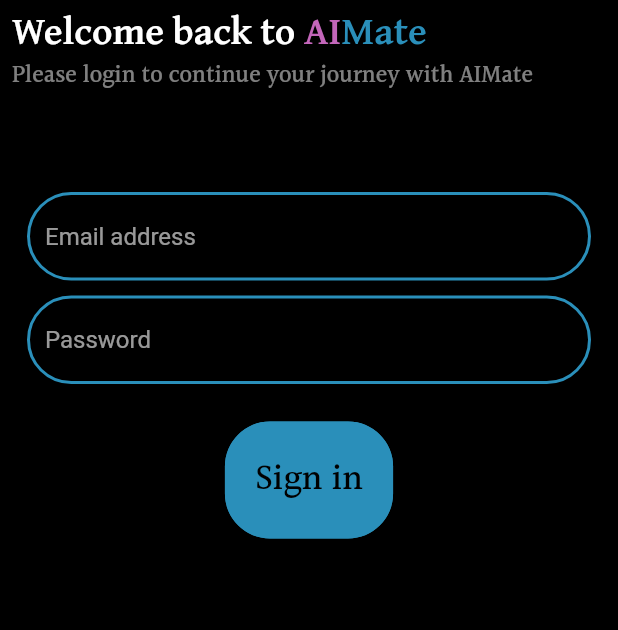
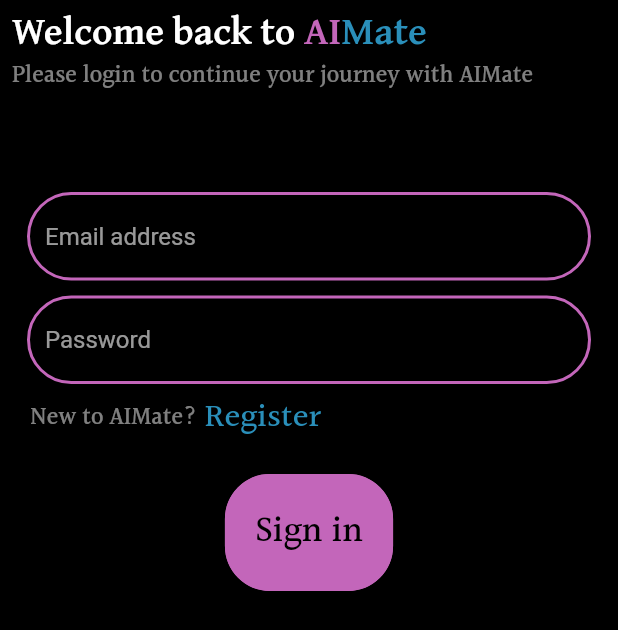
Before and after one commit to AhmedShafique313/AIMate, a Flutter app: the SigninPage screen opened directly, on a phone screen of 412 x 824 dp. Shown: the top 630 px of the screen. Run offline on Flutter 3.47's test engine with Material 2 defaults, Android fonts, the phone set to English and light mode, and no system bars.

Commit message:
Sign in screen is about to complete

```diff
--- a/lib/pages/sign_in.dart
+++ b/lib/pages/sign_in.dart
@@ -1,4 +1,5 @@
 import 'package:aimate/pages/dashboard.dart';
+import 'package:aimate/pages/sign_up.dart';
 import 'package:flutter/material.dart';
 
 class SigninPage extends StatefulWidget {
@@ -74,11 +75,11 @@
                     focusedBorder: OutlineInputBorder(
                         borderRadius: BorderRadius.circular(30),
                         borderSide: const BorderSide(
-                            width: 2, color: Color(0xff2A8FBA))),
+                            width: 2, color: Color(0xffC366BA))),
                     enabledBorder: OutlineInputBorder(
                         borderRadius: BorderRadius.circular(30),
                         borderSide: const BorderSide(
-                            width: 2, color: Color(0xff2A8FBA))),
+                            width: 2, color: Color(0xffC366BA))),
                     fillColor: const Color.fromARGB(209, 25, 31, 36),
                     hintText: 'Email address',
                     hintStyle: const TextStyle()),
@@ -91,15 +92,51 @@
                     focusedBorder: OutlineInputBorder(
                         borderRadius: BorderRadius.circular(30),
                         borderSide: const BorderSide(
-                            width: 2, color: Color(0xff2A8FBA))),
+                            width: 2, color: Color(0xffC366BA))),
                     enabledBorder: OutlineInputBorder(
                         borderRadius: BorderRadius.circular(30),
                         borderSide: const BorderSide(
-                            width: 2, color: Color(0xff2A8FBA))),
+                            width: 2, color: Color(0xffC366BA))),
                     fillColor: const Color.fromARGB(209, 25, 31, 36),
                     hintText: 'Password',
                     hintStyle: const TextStyle()),
               ),
+            ),
+            Row(
+              children: [
+                const SizedBox(
+                  width: 20,
+                ),
+                const Opacity(
+                  opacity: 0.5,
+                  child: Text(
+                    'New to AIMate?',
+                    style: TextStyle(
+                        fontSize: 16,
+                        fontWeight: FontWeight.w300,
+                        fontFamily: 'Halant'),
+                  ),
+                ),
+                const SizedBox(
+                  width: 5,
+                ),
+                GestureDetector(
+                  onTap: () {
+                    Navigator.push(
+                        context,
+                        MaterialPageRoute(
+                            builder: (context) => const SignupPage()));
+                  },
+                  child: const Text(
+                    'Register',
+                    style: TextStyle(
+                        color: Color(0xff2A8FBA),
+                        fontSize: 22,
+                        fontWeight: FontWeight.w300,
+                        fontFamily: 'Halant'),
+                  ),
+                )
+              ],
             ),
             const SizedBox(height: 20),
             Row(
@@ -111,10 +148,10 @@
                             const MaterialStatePropertyAll(EdgeInsets.all(20)),
                         shape: MaterialStatePropertyAll(RoundedRectangleBorder(
                             side: const BorderSide(
-                                width: 3, color: Color(0xff2A8FBA)),
+                                width: 3, color: Color(0xffC366BA)),
                             borderRadius: BorderRadius.circular(30))),
                         backgroundColor:
-                            const MaterialStatePropertyAll(Color(0xff2A8FBA))),
+                            const MaterialStatePropertyAll(Color(0xffC366BA))),
                     onPressed: () {
                       Navigator.push(
                           context,
```
